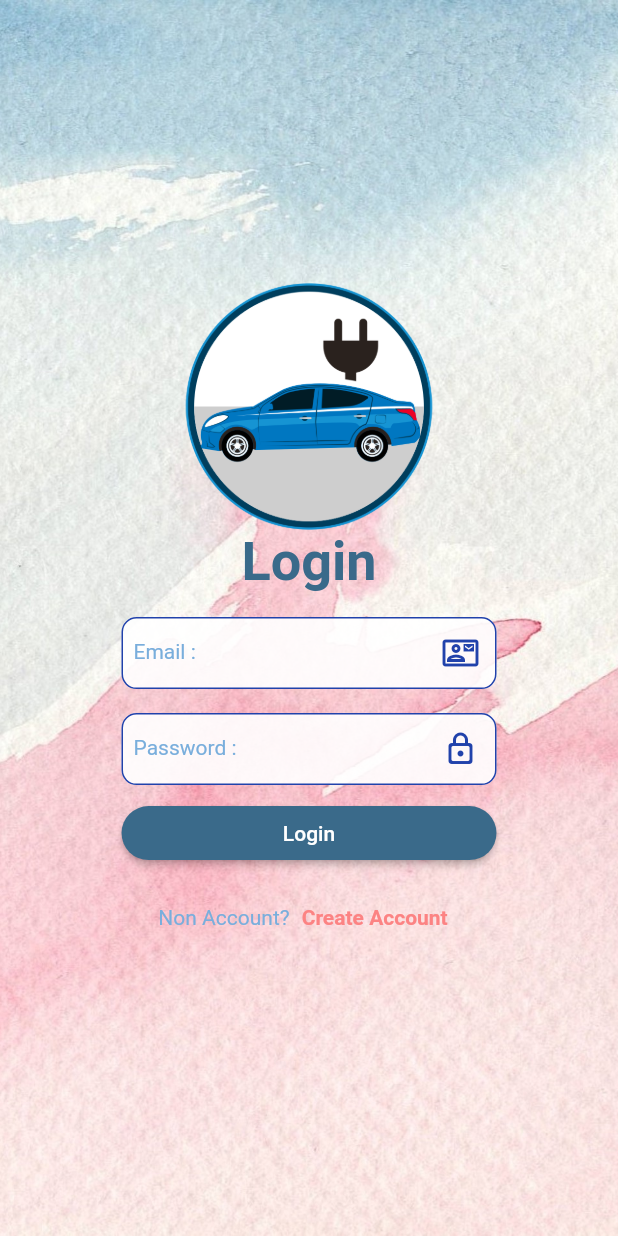
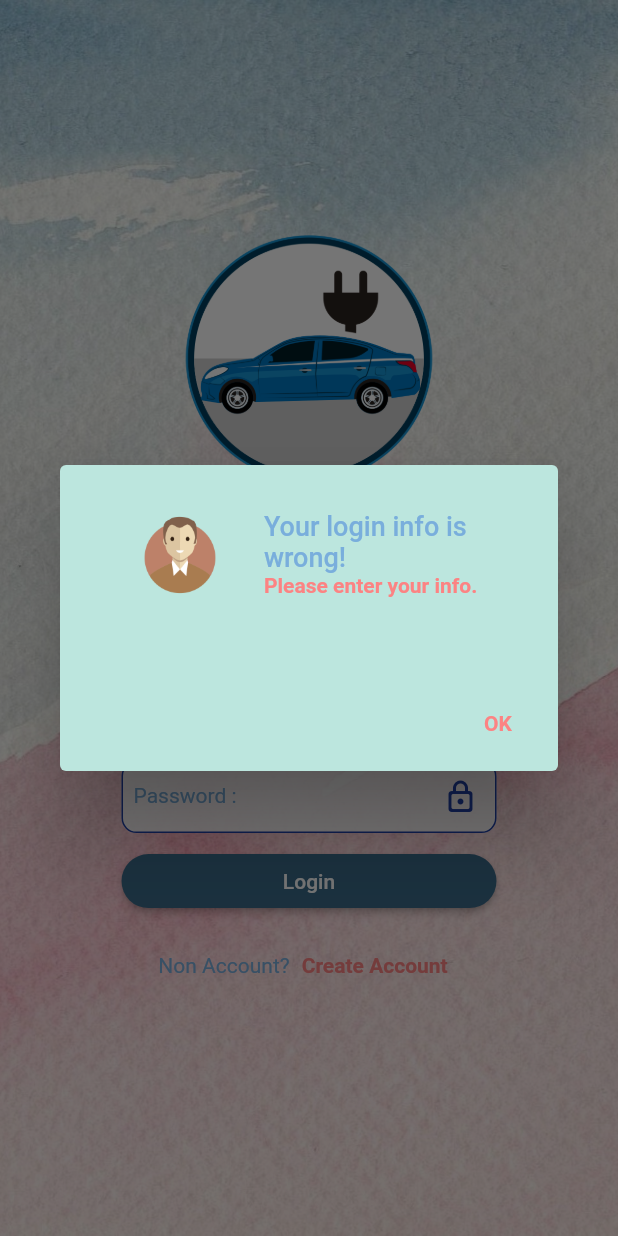
Before and after one commit to narong1081/NarongTransport, a Flutter app: the screen it shows after launch, after a tap on "Login", on a phone screen of 412 x 824 dp. Run offline on Flutter 3.47's test engine with Material 2 defaults, Android fonts, the phone set to English and light mode, and no system bars; our stand-ins replace dio, image_picker.

Commit message:
Authen success

```diff
--- /dev/null
+++ b/lib/models/authen_model.dart
@@ -0,0 +1,34 @@
+import 'dart:convert';
+
+// ignore_for_file: public_member_api_docs, sort_constructors_first
+class AuthenModel {
+  final String rollerid;
+  final String username;
+  final String password;
+  AuthenModel({
+    required this.rollerid,
+    required this.username,
+    required this.password,
+  });
+
+
+  Map<String, dynamic> toMap() {
+    return <String, dynamic>{
+      'rollerid': rollerid,
+      'username': username,
+      'password': password,
+    };
+  }
+
+  factory AuthenModel.fromMap(Map<String, dynamic> map) {
+    return AuthenModel(
+      rollerid: map['rollerid'] as String,
+      username: map['username'] as String,
+      password: map['password'] as String,
+    );
+  }
+
+  String toJson() => json.encode(toMap());
+
+  factory AuthenModel.fromJson(String source) => AuthenModel.fromMap(json.decode(source) as Map<String, dynamic>);
+}
--- a/lib/states/authen.dart
+++ b/lib/states/authen.dart
@@ -1,17 +1,28 @@
+import 'package:dio/dio.dart';
 import 'package:flutter/material.dart';
+import 'package:narong_transport/models/authen_model.dart';
+import 'package:narong_transport/models/response_false_model.dart';
 import 'package:narong_transport/states/create_account.dart';
 import 'package:narong_transport/states/register.dart';
 import 'package:narong_transport/utilities/my_constant.dart';
+import 'package:narong_transport/utilities/my_dialog.dart';
 import 'package:narong_transport/widgets/showbutton.dart';
 import 'package:narong_transport/widgets/showform.dart';
 import 'package:narong_transport/widgets/showimage.dart';
 import 'package:narong_transport/widgets/showtext.dart';
 import 'package:narong_transport/widgets/showtextbutton.dart';
 
-class Authen extends StatelessWidget {
+class Authen extends StatefulWidget {
   const Authen({
     Key? key,
   }) : super(key: key);
+
+  @override
+  State<Authen> createState() => _AuthenState();
+}
+
+class _AuthenState extends State<Authen> {
+  String? rollerid, username, password;
 
   @override
   Widget build(BuildContext context) {
@@ -23,12 +34,14 @@ class Authen extends StatelessWidget {
           child: Container(
             decoration: MyConstant().imageBox(),
             child: Center(
+              child: SingleChildScrollView(
                 child: Column(
                   mainAxisAlignment: MainAxisAlignment.center,
                   children: [
                     newLeftSide(newLogo(constraints)),
                     newLeftSide(newText()),
-                  newEmail(),
+                    newRollerID(),
+                    newUsername(),
                     newPassword(),
                     newButton(),
                     newCreateAccount(context: context),
@@ -36,8 +49,20 @@ class Authen extends StatelessWidget {
                 ),
               ),
             ),
+          ),
         );
       }),
+    );
+  }
+
+  ShowForm newRollerID() {
+    return ShowForm(
+      label: 'Roller ID :',
+      iconData: Icons.account_box_outlined,
+      textInputType: TextInputType.number,
+      changeFunc: (String string) {
+        rollerid = string.trim();
+      },
     );
   }
 
@@ -75,7 +100,17 @@ class Authen extends StatelessWidget {
   ShowButton newButton() {
     return ShowButton(
       label: 'Login',
-      pressFunc: () {},
+      pressFunc: () {
+        if ((rollerid?.isEmpty ?? true) ||
+            (username?.isEmpty ?? true) ||
+            (password?.isEmpty ?? true)) {
+          MyDialog(context: context).normalDialog(
+              title: 'Your login info is wrong!',
+              subTitle: 'Please enter your info.');
+        } else {
+          processCheckAuthen();
+        }
+      },
     );
   }
 
@@ -84,15 +119,20 @@ class Authen extends StatelessWidget {
       label: 'Password :',
       iconData: Icons.lock_outline_rounded,
       obsecu: true,
-      changeFunc: (String string) {},
+      changeFunc: (String string) {
+        password = string.trim();
+      },
     );
   }
 
-  ShowForm newEmail() {
+  ShowForm newUsername() {
     return ShowForm(
-      label: 'Email :',
-      iconData: Icons.contact_mail_outlined,
-      changeFunc: (String string) {},
+      label: 'Username :',
+      iconData: Icons.account_circle_outlined,
+      textInputType: TextInputType.number,
+      changeFunc: (String string) {
+        username = string.trim();
+      },
     );
   }
 
@@ -119,4 +159,33 @@ class Authen extends StatelessWidget {
       ],
     );
   }
+
+  Future<void> processCheckAuthen() async {
+    AuthenModel authenModel = AuthenModel(
+      rollerid: rollerid!,
+      username: username!,
+      password: password!,
+    );
+
+    await Dio()
+        .post(
+      MyConstant.pathAuthen,
+      data: authenModel.toMap(),
+    )
+        .then((value) {
+      print('Connect api success! values ==> $value');
+      ResponseFalseModel responseFalseModel =
+          ResponseFalseModel.fromMap(value.data);
+      if (responseFalseModel.ResponseStatus == 'Failed') {
+        MyDialog(context: context).normalDialog(
+          title: 'Cannot login!',
+          subTitle: responseFalseModel.ResponseMessages,
+        );
+      } else {
+        print('Login success!');
       }
+    }).catchError((onError) {
+      print('Connect api error!');
+    });
+  }
+}
--- a/lib/states/register.dart
+++ b/lib/states/register.dart
@@ -152,7 +152,7 @@ class _RegisterState extends State<Register> {
         // print('Register success values : $value');
         ResponseTrueModel responseTrueModel =
             ResponseTrueModel.fromJson(value.data);
-        print('responseTrueModel : ${responseTrueModel.toJson()}');
+        // print('responseTrueModel : ${responseTrueModel.toJson()}');
         MyDialog(context: context).normalDialog(
           title: 'Register Success',
           subTitle: '***Your Login info***',
--- a/lib/utilities/my_constant.dart
+++ b/lib/utilities/my_constant.dart
@@ -16,8 +16,10 @@ class MyConstant {
     'Driver',
   ];
 
-  static String pathRegister = 'https://www.rollerglobal.com/api/api/Member/register';
-  static String pathLogin = 'https://www.rollerglobal.com/api/api/Member/login';
+  static String pathRegister =
+      'https://www.rollerglobal.com/api/api/Member/register';
+  static String pathAuthen =
+      'https://www.rollerglobal.com/api/api/Member/login';
 
   //method
   BoxDecoration curveBorderBox() => BoxDecoration(
--- a/lib/widgets/showform.dart
+++ b/lib/widgets/showform.dart
@@ -10,12 +10,14 @@ class ShowForm extends StatelessWidget {
   final IconData iconData;
   final bool? obsecu;
   final Function(String) changeFunc;
+  final TextInputType? textInputType;
   const ShowForm({
     Key? key,
     required this.label,
     required this.iconData,
     this.obsecu,
     required this.changeFunc,
+    this.textInputType,
   }) : super(key: key);
 
   @override
@@ -24,6 +26,7 @@ class ShowForm extends StatelessWidget {
       margin: const EdgeInsets.only(top: 16),
       width: 250,
       child: TextFormField(
+        keyboardType: textInputType ?? TextInputType.text,
         onChanged: changeFunc,
         obscureText: obsecu ?? false,
         style: MyConstant().h3Style(),
```
Lines whose indentation alone changed are shown as unchanged.
